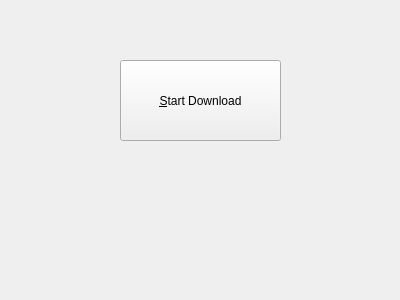
Qt form src/BeurerScaleManager.ui (Urban82/BeurerScaleManager) before a commit.
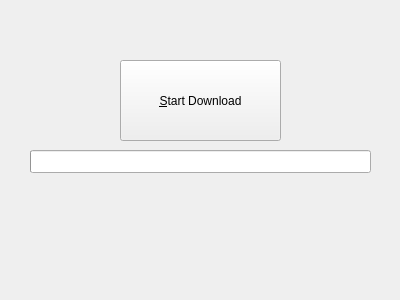
The same form after that commit.

The edit to the form file:
```diff
--- a/src/BeurerScaleManager.ui
+++ b/src/BeurerScaleManager.ui
@@ -46,6 +46,19 @@
     <string>&amp;Start Download</string>
    </property>
   </widget>
+  <widget class="QProgressBar" name="progressDownload">
+   <property name="geometry">
+    <rect>
+     <x>30</x>
+     <y>150</y>
+     <width>341</width>
+     <height>23</height>
+    </rect>
+   </property>
+   <property name="format">
+    <string notr="true">%p%</string>
+   </property>
+  </widget>
  </widget>
  <resources/>
  <connections>
```
